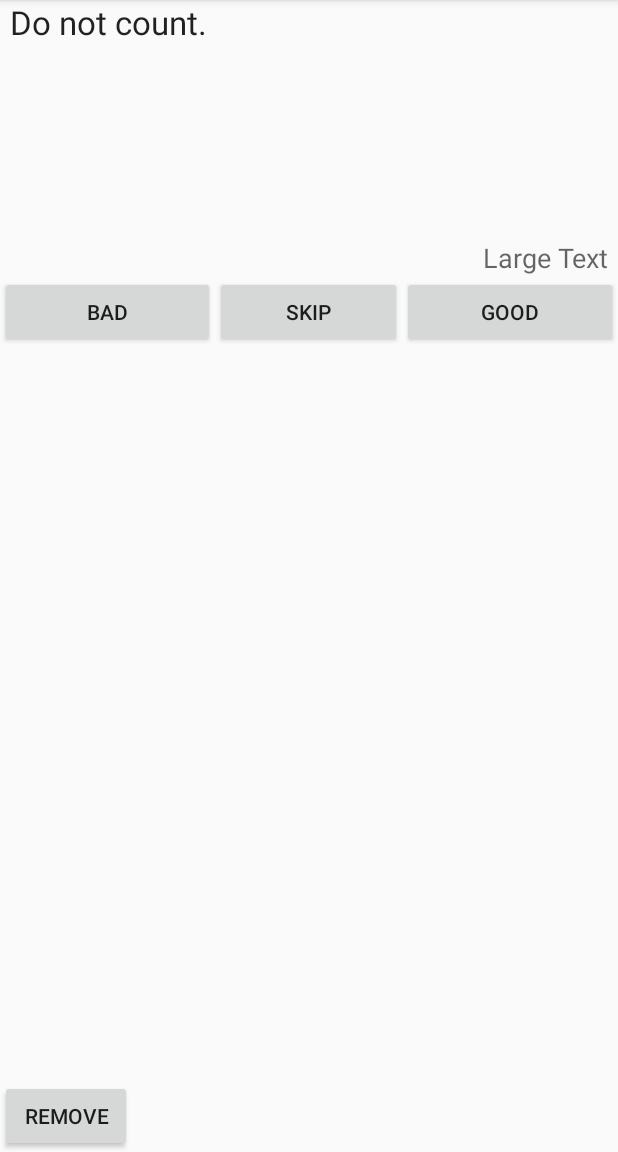
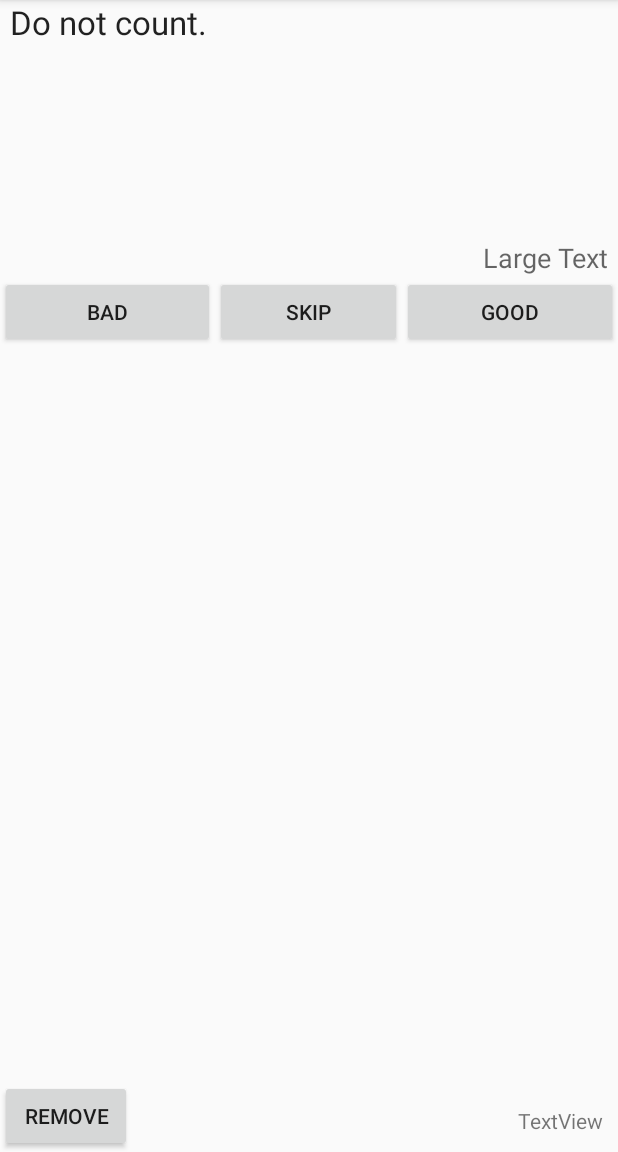
Before and after one commit to cykobayashi/QuotesRating, an Android app: the screen it shows after launch (MainActivity), on a phone screen of 412 x 824 dp, the part 84-1236 px from its top. Run offline under Robolectric (Android 15) with nearby library versions, the phone set to English and light mode, and no system bars.

```diff
--- a/Application/build.gradle
+++ b/Application/build.gradle
@@ -2,10 +2,11 @@
 buildscript {
     repositories {
         jcenter()
+        google()
     }
 
     dependencies {
-        classpath 'com.android.tools.build:gradle:2.3.2'
+        classpath 'com.android.tools.build:gradle:3.1.2'
     }
 }
 
@@ -35,7 +36,7 @@ android {
     buildToolsVersion "25.0.3"
 
     defaultConfig {
-        minSdkVersion 10
+        minSdkVersion 23
         targetSdkVersion 25
     }
 
--- a/Application/src/main/res/layout/activity_main.xml
+++ b/Application/src/main/res/layout/activity_main.xml
@@ -84,4 +84,15 @@
         android:layout_alignParentLeft="true"
         android:text="Remove" />
 
+    <TextView
+        android:id="@+id/counterTextView"
+        android:layout_width="wrap_content"
+        android:layout_height="wrap_content"
+        android:layout_alignParentBottom="true"
+        android:layout_alignParentEnd="true"
+        android:layout_alignParentRight="true"
+        android:layout_marginBottom="11dp"
+        android:layout_marginRight="10dp"
+        android:text="TextView" />
+
 </RelativeLayout>
```
Also changed, not shown: Application/src/main/AndroidManifest.xml (+11 -7 lines), Application/src/main/java/br/com/gks/quotesrating/MainActivity.java (+69 -1 lines), gradle/wrapper/gradle-wrapper.properties, 1 other file.
